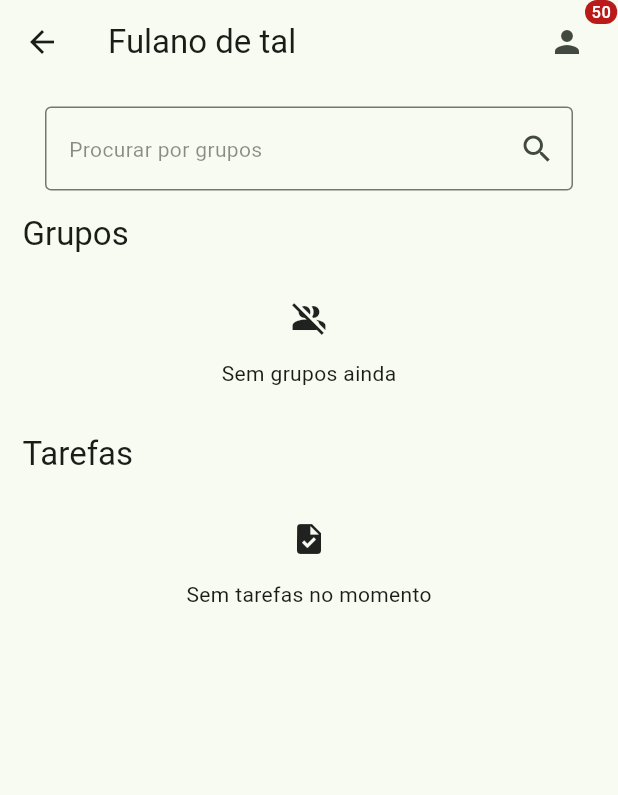
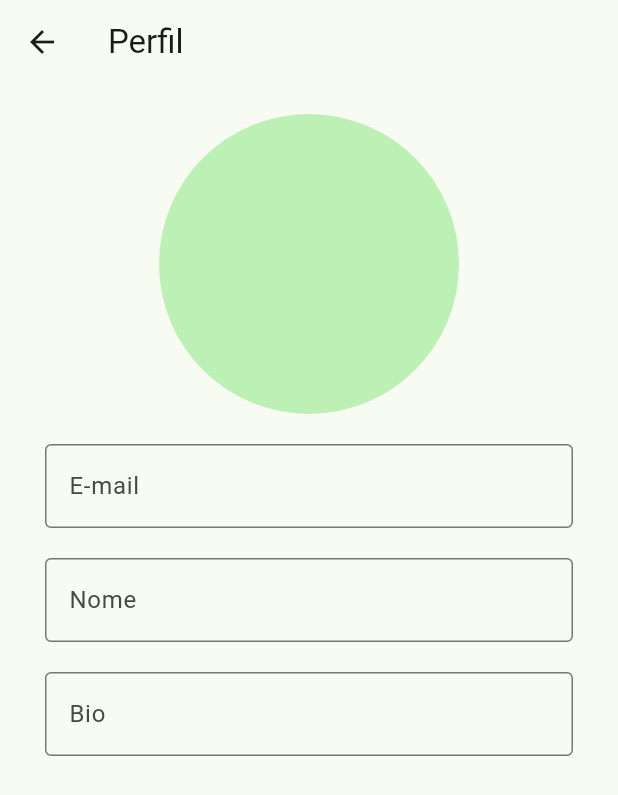
Before and after one commit to RichardOtto95/Gerenciador-de-Trabalhos-em-Grupo, a Flutter app: the Home screen opened by its route, after a tap on the "person" icon, on a phone screen of 412 x 824 dp. Shown: the top 795 px of the screen. Run offline on Flutter 3.47's test engine with Material 3 defaults, Android fonts, the phone set to English and light mode, and no system bars.

Commit message:
Página profile criada

```diff
--- a/lib/main.dart
+++ b/lib/main.dart
@@ -1,6 +1,7 @@
 import 'package:flutter/material.dart';
 import 'package:trabalho_bd/pages/forget_password.dart';
 import 'package:trabalho_bd/pages/home.dart';
+import 'package:trabalho_bd/pages/profile.dart';
 import 'package:trabalho_bd/pages/sign_in.dart';
 import 'package:trabalho_bd/pages/sign_up.dart';
 
@@ -25,6 +26,7 @@ class MyApp extends StatelessWidget {
         "/signin": (ctx) => SignIn(),
         "/signup": (ctx) => SignUp(),
         "/forget-password": (ctx) => ForgetPassword(),
+        "/profile": (ctx) => Profile(),
       },
     );
   }
--- a/lib/pages/home.dart
+++ b/lib/pages/home.dart
@@ -18,7 +18,12 @@ class _HomeState extends State<Home> {
         actions: [
           Badge(
             label: Text("50"),
-            child: IconButton(onPressed: () {}, icon: Icon(Icons.person)),
+            child: IconButton(
+              onPressed: () {
+                Navigator.of(context).pushNamed("/profile");
+              },
+              icon: Icon(Icons.person),
+            ),
           ),
           SizedBox(width: 10),
         ],
--- /dev/null
+++ b/lib/pages/profile.dart
@@ -0,0 +1,48 @@
+import 'package:flutter/material.dart';
+
+class Profile extends StatelessWidget {
+  const Profile({super.key});
+
+  @override
+  Widget build(BuildContext context) {
+    return Scaffold(
+      appBar: AppBar(title: Text("Perfil")),
+      body: Column(
+        children: [
+          SizedBox(height: 20),
+          CircleAvatar(radius: 100),
+          SizedBox(height: 20),
+          Padding(
+            padding: EdgeInsets.symmetric(horizontal: 30),
+            child: TextField(
+              decoration: InputDecoration(
+                label: Text("E-mail"),
+                border: OutlineInputBorder(),
+              ),
+            ),
+          ),
+          SizedBox(height: 20),
+          Padding(
+            padding: EdgeInsets.symmetric(horizontal: 30),
+            child: TextField(
+              decoration: InputDecoration(
+                label: Text("Nome"),
+                border: OutlineInputBorder(),
+              ),
+            ),
+          ),
+          SizedBox(height: 20),
+          Padding(
+            padding: EdgeInsets.symmetric(horizontal: 30),
+            child: TextField(
+              decoration: InputDecoration(
+                label: Text("Bio"),
+                border: OutlineInputBorder(),
+              ),
+            ),
+          ),
+        ],
+      ),
+    );
+  }
+}
```
